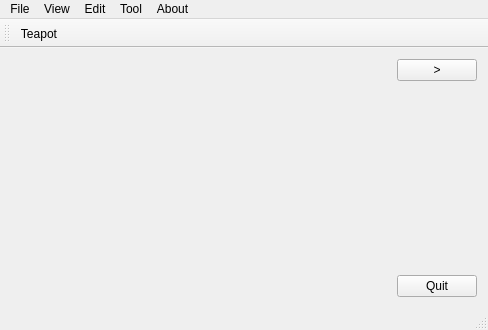
Above: mainwindow.ui from lishunan246/cg before the change. Below: the same form after it.
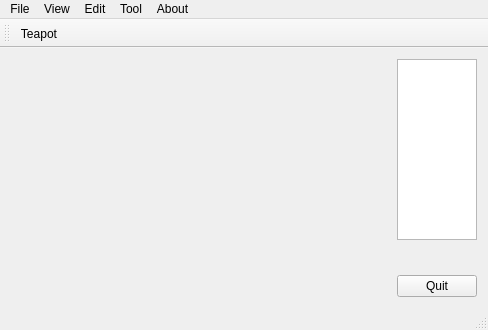
That is the form after the change. Custom widgets are drawn as their Qt base class.

Diff of the .ui file:
```diff
--- a/mainwindow.ui
+++ b/mainwindow.ui
@@ -28,9 +28,12 @@
     <item>
      <layout class="QVBoxLayout" name="verticalLayout">
       <item>
-       <widget class="QPushButton" name="right">
-        <property name="text">
-         <string>&gt;</string>
+       <widget class="QListWidget" name="listWidget">
+        <property name="sizePolicy">
+         <sizepolicy hsizetype="Ignored" vsizetype="Expanding">
+          <horstretch>0</horstretch>
+          <verstretch>0</verstretch>
+         </sizepolicy>
         </property>
        </widget>
       </item>
```
Left out of the diff: 34 changed lines with no effect on the pictures.
